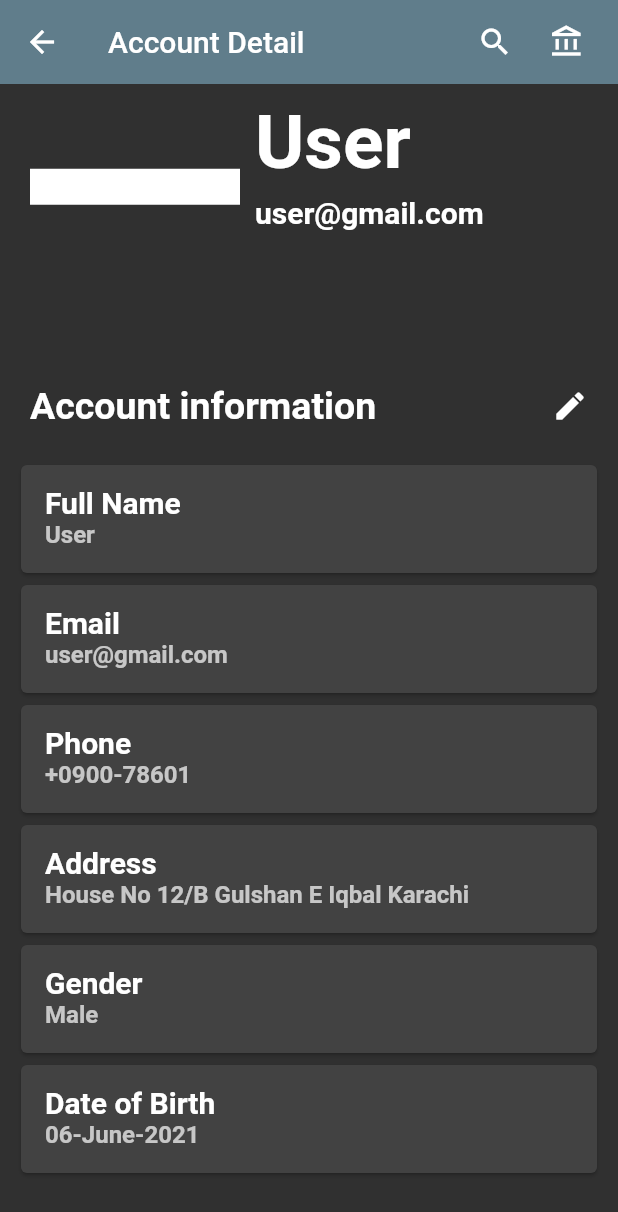
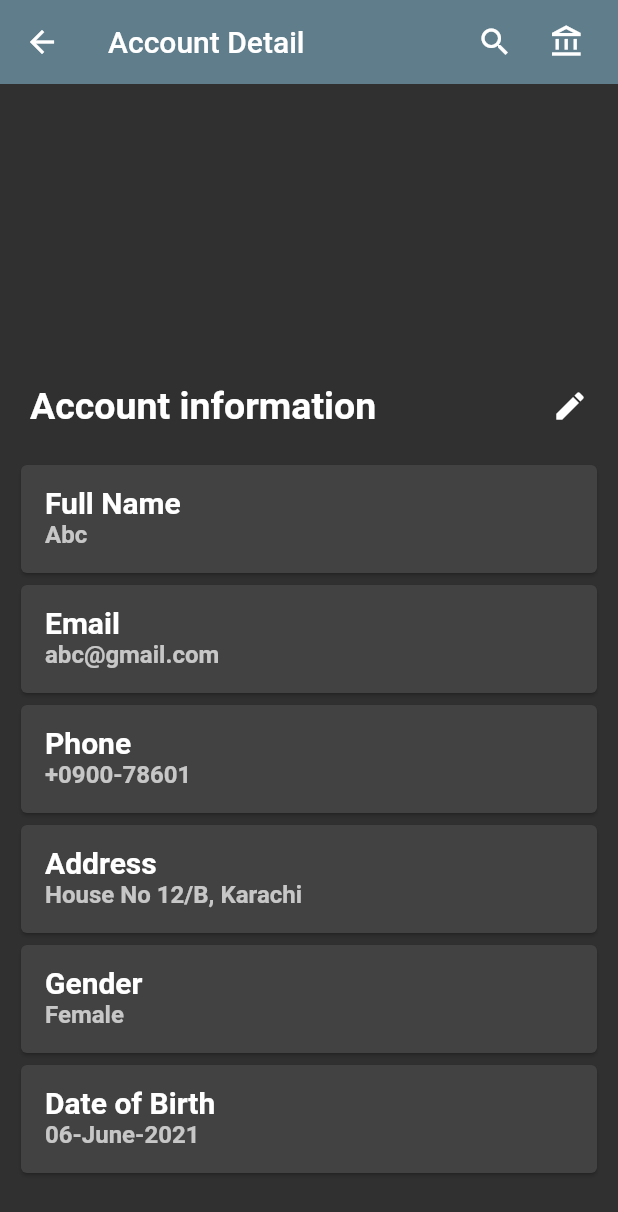
Before and after one commit to SyedShahzaibssuet/Assignment3, a Flutter app: the Account screen opened directly, on a phone screen of 412 x 824 dp. Shown: the top 1212 px of the screen. Run offline on Flutter 3.47's test engine with Material 2 defaults, Android fonts, the phone set to English and light mode, and no system bars.

Commit message:
Update account.dart

```diff
--- a/lib/src/screen/account.dart
+++ b/lib/src/screen/account.dart
@@ -39,9 +39,8 @@ class _ProfilePageState extends State<Account> {
         ),
         body: Stack(
           children: [
-            profile(),
             SizedBox(
-              height: 80,
+              height: 10,
             ),
             Container(
               margin: const EdgeInsets.symmetric(horizontal: 20),
@@ -73,46 +72,6 @@ class _ProfilePageState extends State<Account> {
   }
 }
 
-Widget profile() {
-  return SingleChildScrollView(
-    child: Container(
-      padding: const EdgeInsets.all(10),
-      margin: const EdgeInsets.only(left: 10),
-      child: Row(
-        children: [
-          Container(
-            decoration: BoxDecoration(
-              color: Colors.white,
-            ),
-            child: Icon(Icons.verified_user),
-            width: 140,
-          ),
-          Expanded(
-            child: Padding(
-              padding: const EdgeInsets.symmetric(horizontal: 10),
-              child: Column(
-                mainAxisAlignment: MainAxisAlignment.spaceEvenly,
-                crossAxisAlignment: CrossAxisAlignment.start,
-                children: [
-                  Text(
-                    'User',
-                    style: TextStyle(fontSize: 50, fontWeight: FontWeight.bold),
-                  ),
-                  SizedBox(height: 5),
-                  Text(
-                    'user@gmail.com',
-                    style: TextStyle(fontWeight: FontWeight.bold, fontSize: 20),
-                  ),
-                  SizedBox(height: 30),
-                ],
-              ),
-            ),
-          ),
-        ],
-      ),
-    ),
-  );
-}
 
 class AccountInfo extends StatefulWidget {
   const AccountInfo({Key? key}) : super(key: key);
@@ -134,11 +93,11 @@ class _AccountInfoState extends State<AccountInfo> {
     ];
 
     final subtitles = [
-      "User",
-      "user@gmail.com",
+      "Abc",
+      "abc@gmail.com",
       "+0900-78601",
-      "House No 12/B Gulshan E Iqbal Karachi",
-      "Male",
+      "House No 12/B, Karachi",
+      "Female",
       "06-June-2021"
     ];
 
```
